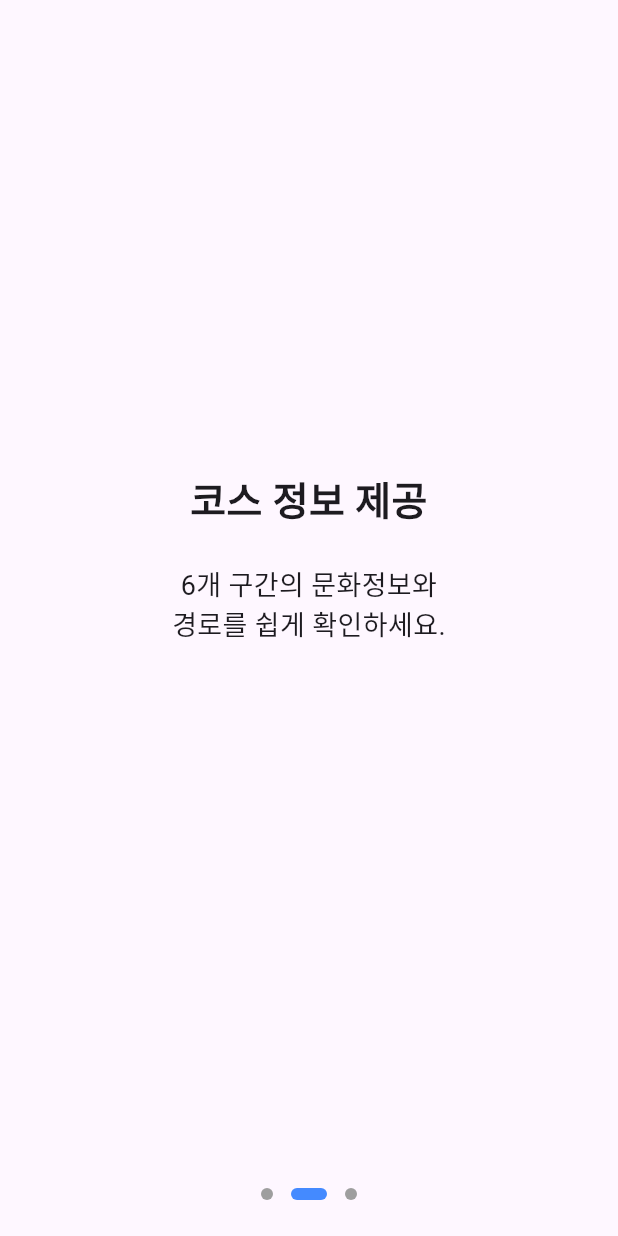
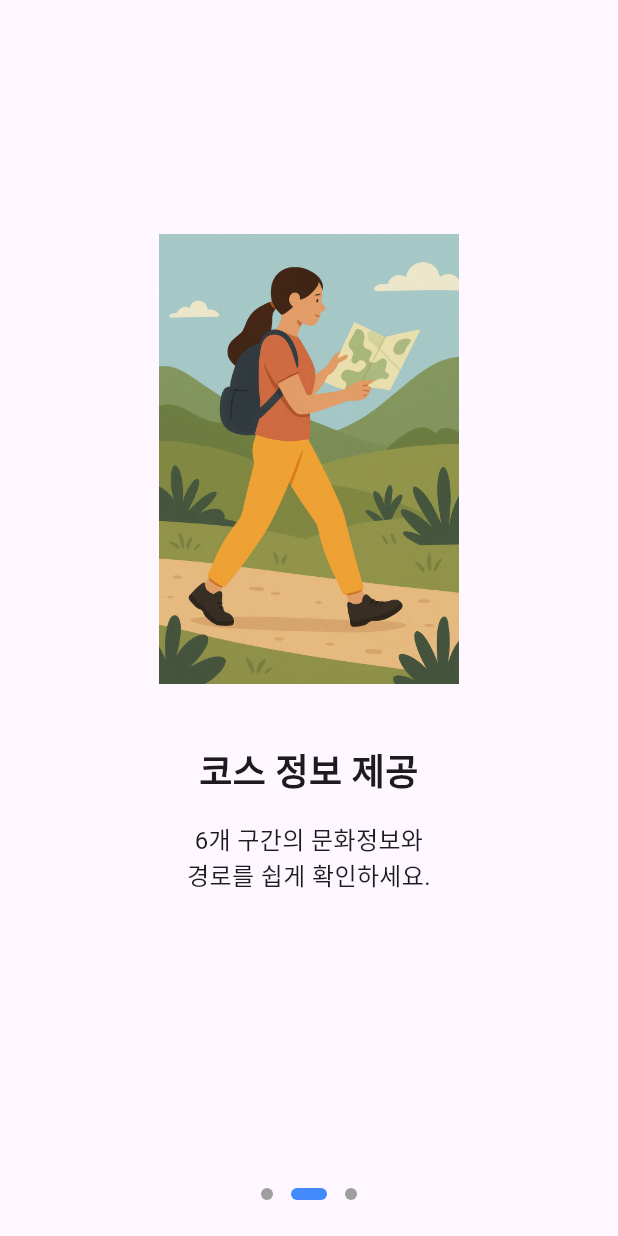
Before and after one commit to pbzz1/Gilajabi, a Flutter app: the screen it shows after launch, swiped to page 2, on a phone screen of 412 x 824 dp. Run offline on Flutter 3.47's test engine with Material 3 defaults, Android fonts, the phone set to English and light mode, and no system bars; our stand-ins replace cloud_firestore, firebase_core, firebase_storage, fluttertoast, geolocator, image_picker and 4 more; missing offline and left inert: flutter_inappwebview, kakao_flutter_sdk, kakao_flutter_sdk_common, kakao_flutter_sdk_user; accounts and stored records are empty.

```diff
--- a/lib/onboarding_page.dart
+++ b/lib/onboarding_page.dart
@@ -1,6 +1,6 @@
 import 'package:flutter/material.dart';
 import 'package:shared_preferences/shared_preferences.dart';
-import 'login.dart'; // 로그인 페이지로 이동
+import 'login.dart'; // 시작 후 로그인 화면으로 이동
 
 class OnboardingPage extends StatefulWidget {
   const OnboardingPage({super.key});
@@ -15,14 +15,17 @@ class _OnboardingPageState extends State<OnboardingPage> {
 
   final List<Map<String, String>> _pages = [
     {
+      "image": "assets/images/onboarding_resized1.png",
       "title": "한양도성 탐방 안내",
       "desc": "서울의 역사를 따라 걷는\n한양도성 길라잡이 앱입니다.",
     },
     {
+      "image": "assets/images/onboarding_resized2.png",
       "title": "코스 정보 제공",
       "desc": "6개 구간의 문화정보와\n경로를 쉽게 확인하세요.",
     },
     {
+      "image": "assets/images/onboarding_resized3.png",
       "title": "게시판과 소통",
       "desc": "후기와 꿀팁을 공유하고\n다른 이용자들과 소통해보세요.",
     },
@@ -38,22 +41,24 @@ class _OnboardingPageState extends State<OnboardingPage> {
         itemBuilder: (context, index) {
           final page = _pages[index];
           return Padding(
-            padding: const EdgeInsets.all(32.0),
+            padding: const EdgeInsets.all(24.0),
             child: Column(
               mainAxisAlignment: MainAxisAlignment.center,
               children: [
+                Image.asset(page['image']!, height: 300),
+                const SizedBox(height: 40),
                 Text(
                   page['title']!,
-                  style: const TextStyle(fontSize: 26, fontWeight: FontWeight.bold),
+                  style: const TextStyle(fontSize: 24, fontWeight: FontWeight.bold),
                   textAlign: TextAlign.center,
                 ),
-                const SizedBox(height: 24),
+                const SizedBox(height: 16),
                 Text(
                   page['desc']!,
-                  style: const TextStyle(fontSize: 18),
+                  style: const TextStyle(fontSize: 16),
                   textAlign: TextAlign.center,
                 ),
-                const SizedBox(height: 48),
+                const SizedBox(height: 40),
                 if (index == _pages.length - 1)
                   ElevatedButton(
                     onPressed: () async {
@@ -67,7 +72,7 @@ class _OnboardingPageState extends State<OnboardingPage> {
                     },
                     child: const Padding(
                       padding: EdgeInsets.symmetric(horizontal: 24, vertical: 12),
-                      child: Text("시작하기", style: TextStyle(fontSize: 16)),
+                      child: Text("시작하기"),
                     ),
                   ),
               ],
@@ -75,12 +80,7 @@ class _OnboardingPageState extends State<OnboardingPage> {
           );
         },
       ),
-      bottomNavigationBar: _buildIndicator(),
-    );
-  }
-
-  Widget _buildIndicator() {
-    return Padding(
+      bottomNavigationBar: Padding(
         padding: const EdgeInsets.only(bottom: 24),
         child: Row(
           mainAxisAlignment: MainAxisAlignment.center,
@@ -98,6 +98,7 @@ class _OnboardingPageState extends State<OnboardingPage> {
             ),
           ),
         ),
+      ),
     );
   }
 }
```
Also changed, not shown: lib/screens/home_tab.dart (+32 -28 lines), assets/images/onboarding_resized1.png (added), assets/images/onboarding_resized2.png (added), assets/images/onboarding_resized3.png (added). Lines whose indentation alone changed are shown as unchanged.
